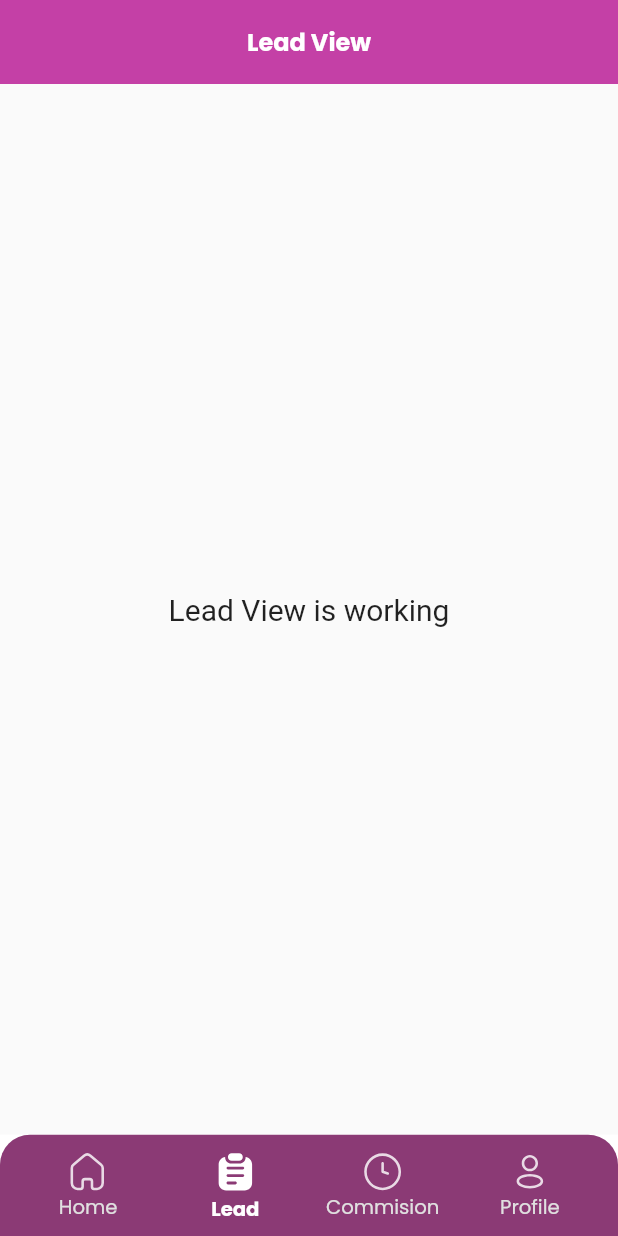
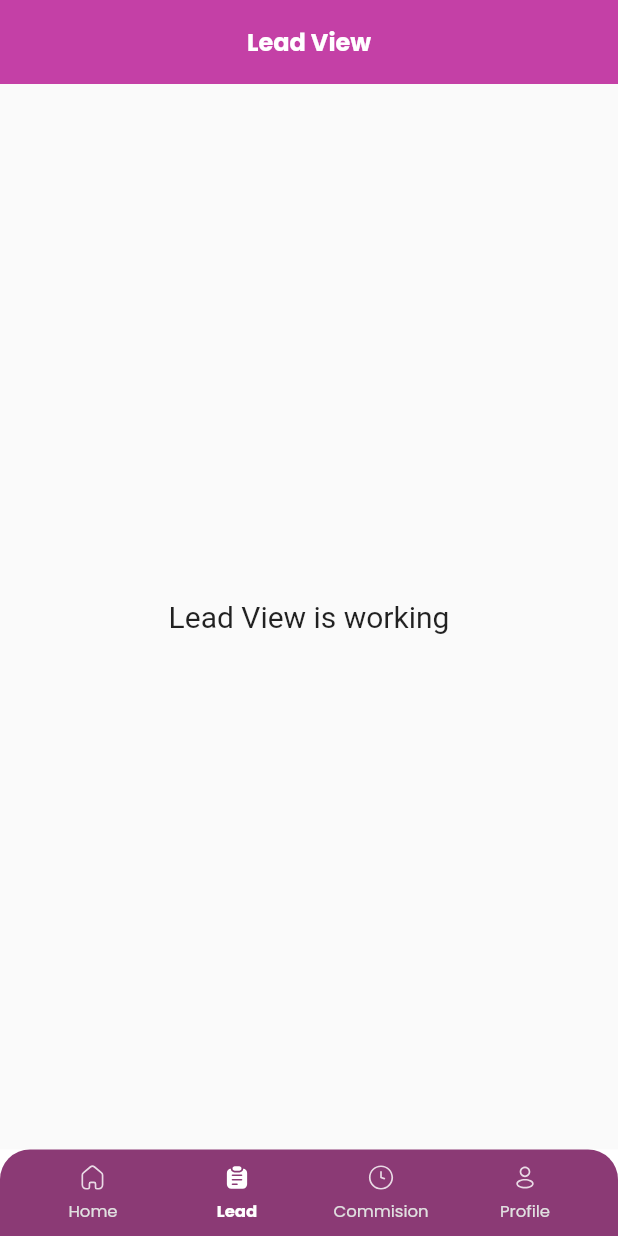
Before and after one commit to muadzfathulloh/muadz-mobile-fe-ordo, a Flutter app: the screen it shows after launch, item 2 of the bottom bar chosen, on a phone screen of 412 x 824 dp. Run offline on Flutter 3.47's test engine with Material 2 defaults, Android fonts, the phone set to English and light mode, and no system bars; our stand-ins replace dots_indicator, fl_chart, flutter_svg, get, google_fonts, visibility_detector.

Commit message:
custom bottom navigation

```diff
--- a/lib/app/modules/navigation/views/navigation_view.dart
+++ b/lib/app/modules/navigation/views/navigation_view.dart
@@ -33,18 +33,16 @@ class NavigationView extends GetView<NavigationController> {
         clipBehavior: Clip.none,
         elevation: 0,
         child: Container(
-          padding: const EdgeInsets.symmetric(vertical: 4, horizontal: 5),
-          height: Get.height * 0.082,
+          padding: const EdgeInsets.symmetric(vertical: 4, horizontal: 14),
+          height: Get.height * 0.07,
           decoration: const BoxDecoration(
               color: secondaryColor,
               borderRadius: BorderRadius.vertical(top: Radius.circular(20))),
-          child: FittedBox(
-            fit: BoxFit.fitHeight,
           child: GetBuilder<NavigationController>(
             init: NavigationController(),
             builder: (controller) {
               return Row(
-                  mainAxisAlignment: MainAxisAlignment.spaceBetween,
+                mainAxisAlignment: MainAxisAlignment.spaceAround,
                 children: [
                   BottomBar(
                     text: "Home",
@@ -88,7 +86,6 @@ class NavigationView extends GetView<NavigationController> {
           ),
         ),
       ),
-      ),
     );
   }
 }
--- a/lib/app/widgets/bottom_bar.dart
+++ b/lib/app/widgets/bottom_bar.dart
@@ -1,6 +1,5 @@
 import 'package:flutter/material.dart';
 import 'package:flutter_svg/flutter_svg.dart';
-import 'package:get/get.dart';
 import 'package:muadz_mobilefeordo/app/data/colors.dart';
 
 class BottomBar extends StatelessWidget {
@@ -26,25 +25,23 @@ class BottomBar extends StatelessWidget {
       highlightColor: Colors.transparent,
       splashColor: Colors.transparent,
       onTap: onPressed,
-      child: Padding(
-        padding: EdgeInsets.symmetric(horizontal: Get.width * 0.01),
-        child: Container(
-          padding: const EdgeInsets.symmetric(vertical: 4.0),
-          width: Get.width * 0.18,
+      child: SizedBox(
+        width: 80,
         child: Column(
-            mainAxisAlignment: MainAxisAlignment.spaceAround,
+          mainAxisAlignment: MainAxisAlignment.center,
           children: [
             selected
                 ? SvgPicture.asset(
                     'assets/icons/${iconEnable}.svg',
-                      width: 26,
-                      height: 26,
+                    width: 18,
+                    height: 20,
                   )
                 : SvgPicture.asset(
                     'assets/icons/${iconDisable}.svg',
-                      width: 24,
-                      height: 24,
+                    width: 18,
+                    height: 20,
                   ),
+            SizedBox(height: 5),
             FittedBox(
               fit: BoxFit.fitWidth,
               child: Text(
@@ -60,7 +57,6 @@ class BottomBar extends StatelessWidget {
           ],
         ),
       ),
-      ),
     );
   }
 }
```
Lines whose indentation alone changed are shown as unchanged.
